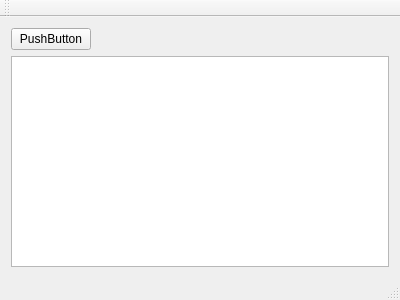
soramimi/FTPPP, file src/MainWindow.ui: the form before one commit.
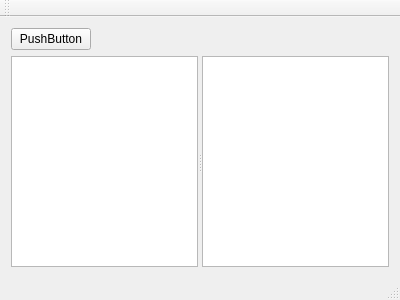
The form after the commit.

Patch:
```diff
--- a/src/MainWindow.ui
+++ b/src/MainWindow.ui
@@ -43,7 +43,27 @@
      </layout>
     </item>
     <item>
-     <widget class="QTableWidget" name="tableWidget_remote">
+     <widget class="QSplitter" name="splitter">
+      <property name="orientation">
+       <enum>Qt::Horizontal</enum>
+      </property>
+      <widget class="QTreeWidget" name="treeWidget">
+       <property name="editTriggers">
+        <set>QAbstractItemView::NoEditTriggers</set>
+       </property>
+       <property name="rootIsDecorated">
+        <bool>false</bool>
+       </property>
+       <attribute name="headerVisible">
+        <bool>false</bool>
+       </attribute>
+       <column>
+        <property name="text">
+         <string notr="true">1</string>
+        </property>
+       </column>
+      </widget>
+      <widget class="QTableWidget" name="tableWidget">
       <property name="editTriggers">
        <set>QAbstractItemView::NoEditTriggers</set>
       </property>
@@ -56,6 +76,7 @@
       <property name="horizontalScrollMode">
        <enum>QAbstractItemView::ScrollPerPixel</enum>
       </property>
+      </widget>
      </widget>
     </item>
    </layout>
```
Lines whose indentation alone changed are shown as unchanged.
